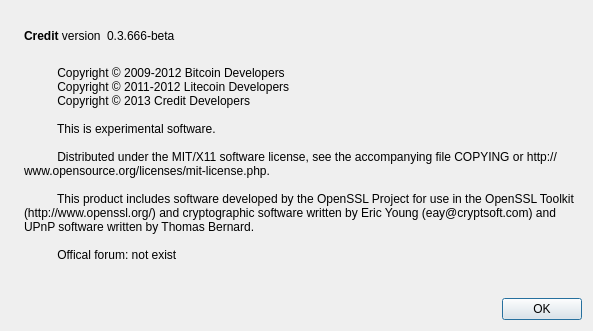
This is src/qt/forms/aboutdialog.ui in creditCRD/Credit-master as Qt 5 draws it before an edit. The edited form follows.
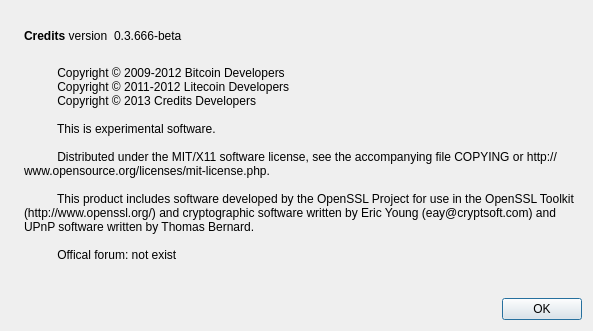
This is the edited form. Icons and pictures are not drawn.

```diff
--- a/src/qt/forms/aboutdialog.ui
+++ b/src/qt/forms/aboutdialog.ui
@@ -50,7 +50,7 @@
           <cursorShape>IBeamCursor</cursorShape>
          </property>
          <property name="text">
-          <string>&lt;b&gt;Credit&lt;/b&gt; version</string>
+          <string>&lt;b&gt;Credits&lt;/b&gt; version</string>
          </property>
          <property name="textInteractionFlags">
           <set>Qt::LinksAccessibleByMouse|Qt::TextSelectableByKeyboard|Qt::TextSelectableByMouse</set>
@@ -97,7 +97,7 @@
         <string>
           Copyright © 2009-2012 Bitcoin Developers
           Copyright © 2011-2012 Litecoin Developers
-          Copyright © 2013 Credit Developers
+          Copyright © 2013 Credits Developers
 
           This is experimental software.
 
```
Left out of the diff: 2 changed lines with no effect on the pictures.
